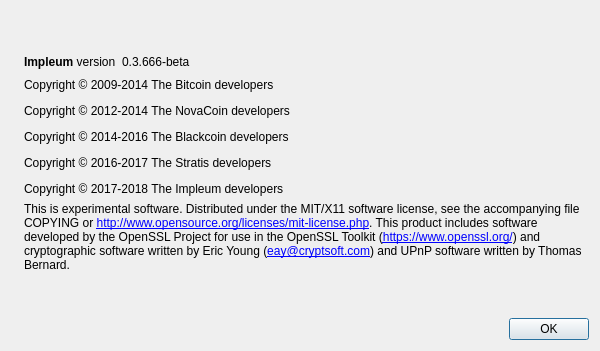
Above: src/qt/forms/aboutdialog.ui from impleum/ImpleumQt before the change. Below: the same form after it.
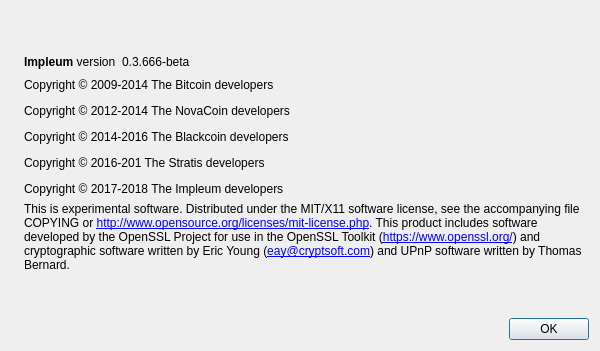
That is the form after the change. Icons and pictures are not drawn.

Diff of the .ui file:
```diff
--- a/src/qt/forms/aboutdialog.ui
+++ b/src/qt/forms/aboutdialog.ui
@@ -97,7 +97,7 @@
         <cursorShape>IBeamCursor</cursorShape>
        </property>
        <property name="text">
-        <string>&lt;html&gt;&lt;head/&gt;&lt;body&gt;&lt;p&gt;Copyright © 2009-2014 The Bitcoin developers&lt;/p&gt;&lt;p&gt;Copyright © 2012-2014 The NovaCoin developers&lt;/p&gt;&lt;p&gt;Copyright © 2014-2016 The Blackcoin developers&lt;/p&gt;&lt;p&gt;Copyright © 2016-2017 The Stratis developers&lt;/p&gt;&lt;p&gt;Copyright © 2017-2018 The Impleum developers&lt;/p&gt;&lt;/body&gt;&lt;/html&gt;</string>
+        <string>&lt;html&gt;&lt;head/&gt;&lt;body&gt;&lt;p&gt;Copyright © 2009-2014 The Bitcoin developers&lt;/p&gt;&lt;p&gt;Copyright © 2012-2014 The NovaCoin developers&lt;/p&gt;&lt;p&gt;Copyright © 2014-2016 The Blackcoin developers&lt;/p&gt;&lt;p&gt;Copyright © 2016-201 The Stratis developers&lt;/p&gt;&lt;p&gt;Copyright © 2017-2018 The Impleum developers&lt;/p&gt;&lt;/body&gt;&lt;/html&gt;</string>
        </property>
        <property name="textInteractionFlags">
         <set>Qt::LinksAccessibleByMouse|Qt::TextSelectableByKeyboard|Qt::TextSelectableByMouse</set>
```
